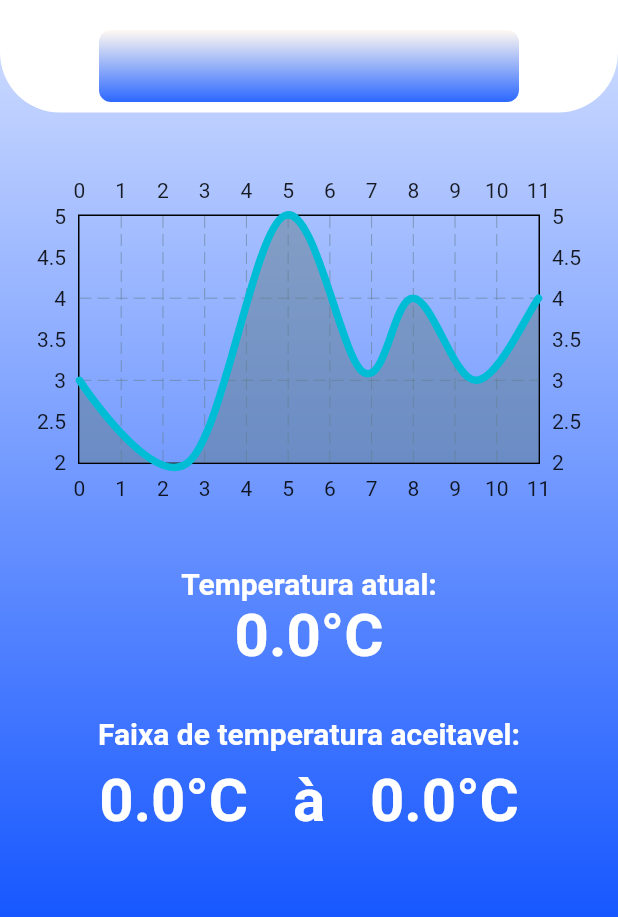
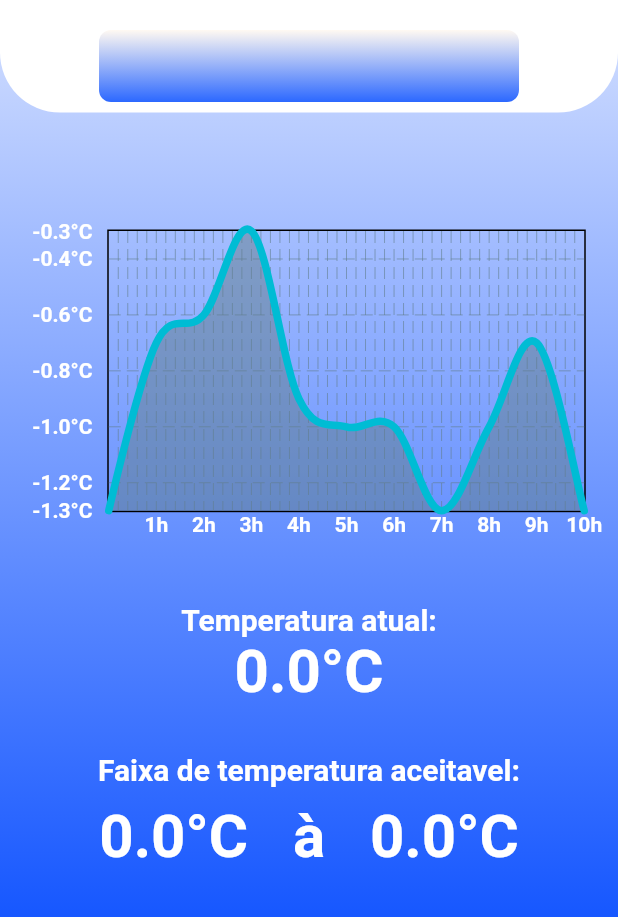
Before and after one commit to LeticiaCalixto/tcc-app, a Flutter app: the SensorDetailsPage screen opened directly with empty values, on a phone screen of 412 x 824 dp, the part 210-1127 px from its top. Run offline on Flutter 3.47's test engine with Material 2 defaults, Android fonts, the light colour scheme and no system bars; drawn by our look-alikes of fl_chart; our stand-ins replace cloud_firestore, firebase_auth, firebase_core, flutter_spinkit, gap, gradient_borders; accounts and stored records are empty.

Commit message:
chart on details page

```diff
--- a/lib/view/components/line_chart.dart
+++ b/lib/view/components/line_chart.dart
@@ -36,24 +36,68 @@ class _LineChartComponentState extends State<LineChartComponent> {
       gridData: FlGridData(
         show: widget.showHorizontalLines,
         drawVerticalLine: widget.showVerticalLines,
-        horizontalInterval: 1,
-        verticalInterval: 1,
-        // Restante do código...
+        horizontalInterval: 0.2,
+        verticalInterval: 0.2,
       ),
       titlesData: FlTitlesData(
         show: widget.showHorizontalLines || widget.showVerticalLines,
-        // Restante do código...
+        rightTitles: const AxisTitles(),
+        topTitles: const AxisTitles(),
+        bottomTitles: AxisTitles(
+          sideTitles: SideTitles(
+            showTitles: true,
+            getTitlesWidget: (value, meta) {
+              if (value >= 1 && value <= 10) {
+                return Text(
+                  '${value.toInt()}h',
+                  style: const TextStyle(
+                    color: Colors.white,
+                    fontWeight: FontWeight.bold,
+                    fontSize: 14,
+                  ),
+                );
+              } else {
+                return const Text('');
+              }
+            },
+          ),
+        ),
+        leftTitles: AxisTitles(
+          sideTitles: SideTitles(
+            showTitles: true,
+            getTitlesWidget: (value, meta) {
+              double roundedValue = (value * 10).round() / 10;
+              if ((value - roundedValue).abs() < 0.1) {
+                return Text(
+                  '${roundedValue.toStringAsFixed(1)}°C',
+                  style: const TextStyle(
+                    color: Colors.white,
+                    fontWeight: FontWeight.bold,
+                    fontSize: 14,
+                  ),
+                );
+              } else {
+                return const Text('');
+              }
+            },
+            reservedSize: 50,
+          ),
+        ),
       ),
       lineBarsData: [
         LineChartBarData(
           spots: const [
-            FlSpot(0, 3),
-            FlSpot(2.6, 2),
-            FlSpot(4.9, 5),
-            FlSpot(6.8, 3.1),
-            FlSpot(8, 4),
-            FlSpot(9.5, 3),
-            FlSpot(11, 4),
+            FlSpot(0, -1.3),
+            FlSpot(1, -0.7),
+            FlSpot(2, -0.6),
+            FlSpot(3, -0.3),
+            FlSpot(4, -0.9),
+            FlSpot(5, -1),
+            FlSpot(6, -1),
+            FlSpot(7, -1.3),
+            FlSpot(8, -1),
+            FlSpot(9, -0.7),
+            FlSpot(10, -1.3),
           ],
           isCurved: true,
           barWidth: 5,
@@ -76,11 +120,31 @@ class _LineChartComponentState extends State<LineChartComponent> {
         drawVerticalLine: widget.showVerticalLines,
         horizontalInterval: 1,
         verticalInterval: 1,
-        // Restante do código...
       ),
       titlesData: FlTitlesData(
         show: widget.showHorizontalLines || widget.showVerticalLines,
-        // Restante do código...
+        topTitles: const AxisTitles(),
+        rightTitles: const AxisTitles(),
+        bottomTitles: AxisTitles(
+          sideTitles: SideTitles(
+            showTitles: true,
+            getTitlesWidget: (value, meta) {
+              if (value >= 1 && value <= 10) {
+                return Text(
+                  '${value.toInt()}h',
+                  style: const TextStyle(
+                    color: Colors.white,
+                    fontWeight: FontWeight.bold,
+                    fontSize: 14,
+                  ),
+                );
+              } else {
+                return const Text('');
+              }
+            },
+          ),
+        ),
+        leftTitles: const AxisTitles(),
       ),
       lineBarsData: [
         LineChartBarData(
--- a/lib/view/pages/home/sensor_details_page.dart
+++ b/lib/view/pages/home/sensor_details_page.dart
@@ -102,8 +102,13 @@ class _SensorDetailsPageState extends State<SensorDetailsPage> {
                 ],
               ),
             ),
-            const Gap(30),
-            const LineChartComponent(),
+            const SizedBox(
+              width: 385,
+              child: Padding(
+                padding: EdgeInsets.only(top: 70),
+                child: LineChartComponent(),
+              ),
+            ),
             const Gap(30),
             const Text(
               'Temperatura atual:',
```
